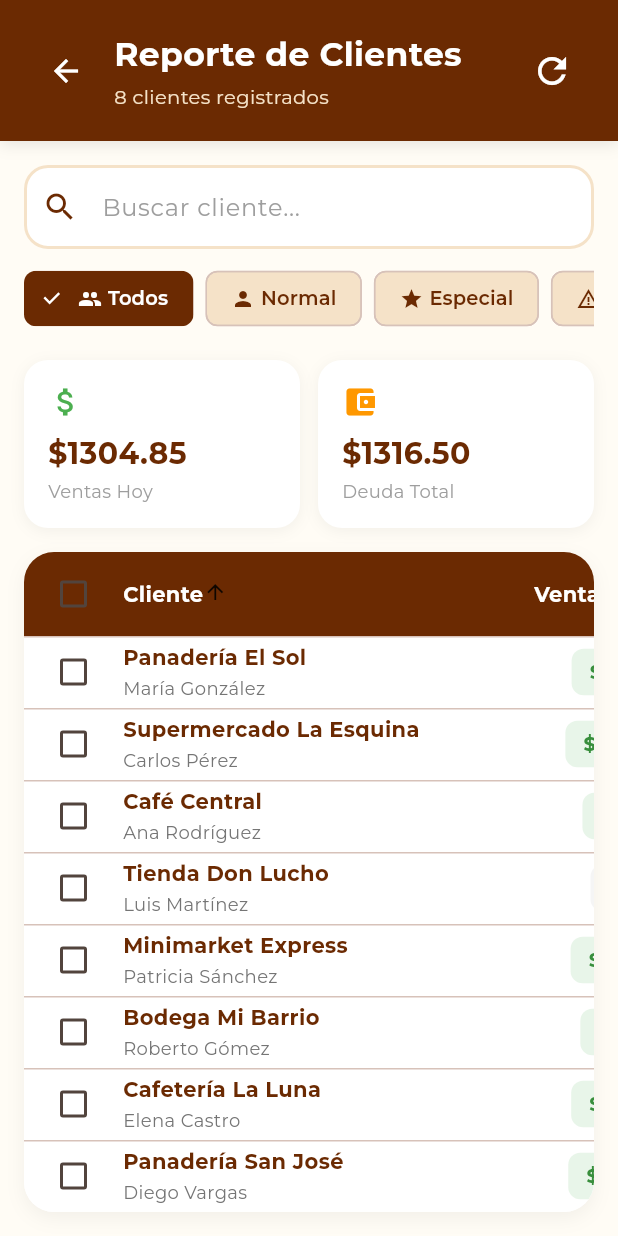
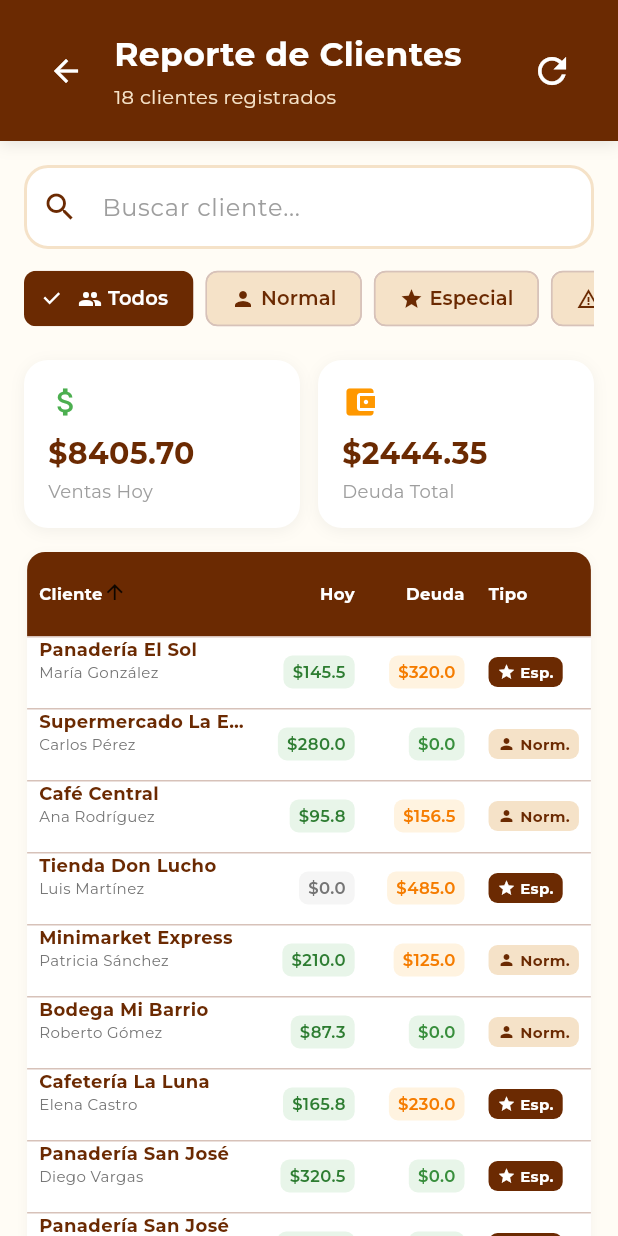
Before and after one commit to vhsanga/gourmet360app, a Flutter app: the ClientsReportScreen screen opened directly, on a phone screen of 412 x 824 dp. Run offline on Flutter 3.47's test engine with Material 3 defaults, Android fonts, the phone set to English and light mode, and no system bars; our stand-ins replace dio, flutter_bloc, google_fonts, google_maps_flutter, shared_preferences; accounts and stored records are empty.

```diff
--- a/lib/presentation/admin/cliente_report_screen.dart
+++ b/lib/presentation/admin/cliente_report_screen.dart
@@ -94,6 +94,86 @@ class _ClientsReportScreenState extends State<ClientsReportScreen> {
       accumulatedDebt: 0.00,
       clientType: ClientType.especial,
     ),
+    ClientData(
+      id: "9",
+      name: "Carlos Mendoza",
+      businessName: "Panadería San José",
+      todaySales: 485.75,
+      accumulatedDebt: 0.0,
+      clientType: ClientType.especial,
+    ),
+    ClientData(
+      id: "10",
+      name: "Ana López",
+      businessName: "Restaurante El Sol",
+      todaySales: 892.30,
+      accumulatedDebt: 156.80,
+      clientType: ClientType.normal,
+    ),
+    ClientData(
+      id: "11",
+      name: "Miguel Torres",
+      businessName: "Tienda Central",
+      todaySales: 234.15,
+      accumulatedDebt: 89.45,
+      clientType: ClientType.normal,
+    ),
+    ClientData(
+      id: "12",
+      name: "Laura García",
+      businessName: "Supermercado Premium",
+      todaySales: 1123.90,
+      accumulatedDebt: 0.0,
+      clientType: ClientType.normal,
+    ),
+    ClientData(
+      id: "13",
+      name: "Diego Vargas",
+      businessName: "Farmacia La Luna",
+      todaySales: 678.25,
+      accumulatedDebt: 234.10,
+      clientType: ClientType.especial,
+    ),
+    ClientData(
+      id: "14",
+      name: "Sofia Rodríguez",
+      businessName: "Librería Del Norte",
+      todaySales: 345.60,
+      accumulatedDebt: 67.35,
+      clientType: ClientType.normal,
+    ),
+    ClientData(
+      id: "15",
+      name: "Jorge Hernández",
+      businessName: "Ropa Express",
+      todaySales: 756.80,
+      accumulatedDebt: 0.0,
+      clientType: ClientType.especial,
+    ),
+    ClientData(
+      id: "16",
+      name: "Elena Castro",
+      businessName: "Electrónica Moderna",
+      todaySales: 1892.45,
+      accumulatedDebt: 456.90,
+      clientType: ClientType.normal,
+    ),
+    ClientData(
+      id: "17",
+      name: "Pedro Silva",
+      businessName: "Juguetería Tradicional",
+      todaySales: 278.95,
+      accumulatedDebt: 123.25,
+      clientType: ClientType.normal,
+    ),
+    ClientData(
+      id: "18",
+      name: "Carmen Morales",
+      businessName: "Florería Del Sur",
+      todaySales: 412.70,
+      accumulatedDebt: 0.0,
+      clientType: ClientType.especial,
+    ),
   ];
 
   int _sortColumnIndex = 0;
@@ -140,6 +220,7 @@ class _ClientsReportScreenState extends State<ClientsReportScreen> {
   Widget build(BuildContext context) {
     return Scaffold(
       body: SafeArea(
+        child: SingleChildScrollView(
           child: Column(
             children: [
               _buildHeader(),
@@ -148,6 +229,7 @@ class _ClientsReportScreenState extends State<ClientsReportScreen> {
               _buildSummaryCards(),
               Expanded(child: _buildDataTable()),
             ],
+          ),
         ),
       ),
     );
@@ -366,175 +448,136 @@ class _ClientsReportScreenState extends State<ClientsReportScreen> {
     final filtered = filteredClients;
 
     return Container(
-      margin: const EdgeInsets.fromLTRB(16, 0, 16, 16),
+      margin: const EdgeInsets.fromLTRB(8, 0, 8, 8),
       decoration: BoxDecoration(
         color: Colors.white,
-        borderRadius: BorderRadius.circular(20),
+        borderRadius: BorderRadius.circular(12),
         boxShadow: [
           BoxShadow(
-            color: Colors.black.withOpacity(0.05),
-            blurRadius: 10,
-            offset: const Offset(0, 4),
+            color: Colors.black.withOpacity(0.04),
+            blurRadius: 6,
+            offset: const Offset(0, 2),
           ),
         ],
       ),
       child: ClipRRect(
-        borderRadius: BorderRadius.circular(20),
+        borderRadius: BorderRadius.circular(12),
         child: SingleChildScrollView(
           scrollDirection: Axis.horizontal,
-          child: SingleChildScrollView(
           child: DataTable(
+            columnSpacing: 16, // <<< MUCHO MÁS PEQUEÑO
+            horizontalMargin: 8, // <<< REDUCIDO
+            dataRowMinHeight: 32, // <<< MÁS COMPACTO
+            dataRowMaxHeight: 48, // <<< MÁS COMPACTO
             sortColumnIndex: _sortColumnIndex,
             sortAscending: _sortAscending,
-              headingRowColor: MaterialStateProperty.all(
-                const Color(0xFF6B2A02),
-              ),
+            headingRowColor: MaterialStateProperty.all(const Color(0xFF6B2A02)),
             headingTextStyle: GoogleFonts.montserrat(
-                fontSize: 14,
+              fontSize: 11, // <<< REDUCIDO
               fontWeight: FontWeight.bold,
               color: Colors.white,
             ),
-              dataRowColor: MaterialStateProperty.resolveWith<Color>((
-                Set<MaterialState> states,
-              ) {
-                if (states.contains(MaterialState.selected)) {
-                  return const Color(0xFFF5E2C8).withOpacity(0.5);
-                }
-                return Colors.white;
-              }),
             dataTextStyle: GoogleFonts.montserrat(
-                fontSize: 13,
+              fontSize: 11, // <<< REDUCIDO
               color: const Color(0xFF6B2A02),
             ),
+
             columns: [
               DataColumn(
-                  label: Text('Cliente'),
-                  onSort: (columnIndex, ascending) {
-                    setState(() {
-                      _sortColumnIndex = columnIndex;
-                      _sortAscending = ascending;
-                      filtered.sort((a, b) {
-                        return ascending
-                            ? a.name.compareTo(b.name)
-                            : b.name.compareTo(a.name);
-                      });
-                    });
-                  },
+                label: const Text('Cliente'),
+                onSort: (i, a) => _sortBy(filtered, i, a, (e) => e.name),
               ),
               DataColumn(
-                  label: Text('Venta de Hoy'),
+                label: const Text('Hoy'),
                 numeric: true,
-                  onSort: (columnIndex, ascending) {
-                    setState(() {
-                      _sortColumnIndex = columnIndex;
-                      _sortAscending = ascending;
-                      filtered.sort((a, b) {
-                        return ascending
-                            ? a.todaySales.compareTo(b.todaySales)
-                            : b.todaySales.compareTo(a.todaySales);
-                      });
-                    });
-                  },
+                onSort: (i, a) => _sortBy(filtered, i, a, (e) => e.todaySales),
               ),
               DataColumn(
-                  label: Text('Deuda Acumulada'),
+                label: const Text('Deuda'),
                 numeric: true,
-                  onSort: (columnIndex, ascending) {
-                    setState(() {
-                      _sortColumnIndex = columnIndex;
-                      _sortAscending = ascending;
-                      filtered.sort((a, b) {
-                        return ascending
-                            ? a.accumulatedDebt.compareTo(b.accumulatedDebt)
-                            : b.accumulatedDebt.compareTo(a.accumulatedDebt);
-                      });
-                    });
-                  },
+                onSort: (i, a) =>
+                    _sortBy(filtered, i, a, (e) => e.accumulatedDebt),
               ),
               DataColumn(
-                  label: Text('Tipo de Cliente'),
-                  onSort: (columnIndex, ascending) {
-                    setState(() {
-                      _sortColumnIndex = columnIndex;
-                      _sortAscending = ascending;
-                      filtered.sort((a, b) {
-                        return ascending
-                            ? a.clientType.name.compareTo(b.clientType.name)
-                            : b.clientType.name.compareTo(a.clientType.name);
-                      });
-                    });
-                  },
+                label: const Text('Tipo'),
+                onSort: (i, a) =>
+                    _sortBy(filtered, i, a, (e) => e.clientType.name),
               ),
             ],
+
             rows: filtered.map((client) {
               return DataRow(
                 cells: [
                   DataCell(
-                      Container(
-                        constraints: const BoxConstraints(minWidth: 200),
+                    SizedBox(
+                      width: 140, // <<< ANTES 200 – AHORA COMPACTO
                       child: Column(
                         crossAxisAlignment: CrossAxisAlignment.start,
-                          mainAxisAlignment: MainAxisAlignment.center,
                         children: [
                           Text(
                             client.businessName,
                             style: GoogleFonts.montserrat(
                               fontWeight: FontWeight.bold,
-                                fontSize: 14,
+                              fontSize: 12, // <<< REDUCIDO
                               color: const Color(0xFF6B2A02),
                             ),
+                            overflow: TextOverflow.ellipsis,
                           ),
-                            const SizedBox(height: 2),
                           Text(
                             client.name,
                             style: GoogleFonts.montserrat(
-                                fontSize: 12,
+                              fontSize: 10, // <<< REDUCIDO
                               color: Colors.grey.shade600,
                             ),
+                            overflow: TextOverflow.ellipsis,
                           ),
                         ],
                       ),
                     ),
                   ),
+
                   DataCell(
                     Container(
                       padding: const EdgeInsets.symmetric(
-                          horizontal: 12,
-                          vertical: 6,
-                        ),
+                        horizontal: 6,
+                        vertical: 3,
+                      ), // <<< REDUCIDO
                       decoration: BoxDecoration(
                         color: client.todaySales > 0
                             ? Colors.green.shade50
                             : Colors.grey.shade100,
-                          borderRadius: BorderRadius.circular(8),
+                        borderRadius: BorderRadius.circular(6),
                       ),
                       child: Text(
-                          '\$${client.todaySales.toStringAsFixed(2)}',
+                        '\$${client.todaySales.toStringAsFixed(1)}',
                         style: GoogleFonts.montserrat(
-                            fontWeight: FontWeight.bold,
+                          fontSize: 11,
+                          fontWeight: FontWeight.w600,
                           color: client.todaySales > 0
-                                ? Colors.green.shade700
+                              ? Colors.green.shade800
                               : Colors.grey.shade600,
                         ),
                       ),
                     ),
                   ),
+
                   DataCell(
                     Container(
                       padding: const EdgeInsets.symmetric(
-                          horizontal: 12,
-                          vertical: 6,
-                        ),
+                        horizontal: 6,
+                        vertical: 3,
+                      ), // <<< REDUCIDO
                       decoration: BoxDecoration(
                         color: client.accumulatedDebt > 0
                             ? Colors.orange.shade50
                             : Colors.green.shade50,
-                          borderRadius: BorderRadius.circular(8),
+                        borderRadius: BorderRadius.circular(6),
                       ),
                       child: Text(
-                          '\$${client.accumulatedDebt.toStringAsFixed(2)}',
+                        '\$${client.accumulatedDebt.toStringAsFixed(1)}',
                         style: GoogleFonts.montserrat(
-                            fontWeight: FontWeight.bold,
+                          fontSize: 11,
+                          fontWeight: FontWeight.w600,
                           color: client.accumulatedDebt > 0
                               ? Colors.orange.shade700
                               : Colors.green.shade700,
@@ -542,17 +585,18 @@ class _ClientsReportScreenState extends State<ClientsReportScreen> {
                       ),
                     ),
                   ),
+
                   DataCell(
                     Container(
                       padding: const EdgeInsets.symmetric(
-                          horizontal: 10,
-                          vertical: 6,
-                        ),
+                        horizontal: 6,
+                        vertical: 3,
+                      ), // <<< REDUCIDO
                       decoration: BoxDecoration(
                         color: client.clientType == ClientType.especial
                             ? const Color(0xFF6B2A02)
                             : const Color(0xFFF5E2C8),
-                          borderRadius: BorderRadius.circular(8),
+                        borderRadius: BorderRadius.circular(6),
                       ),
                       child: Row(
                         mainAxisSize: MainAxisSize.min,
@@ -561,18 +605,18 @@ class _ClientsReportScreenState extends State<ClientsReportScreen> {
                             client.clientType == ClientType.especial
                                 ? Icons.star
                                 : Icons.person,
-                              size: 14,
+                            size: 12, // <<< REDUCIDO
                             color: client.clientType == ClientType.especial
                                 ? Colors.white
                                 : const Color(0xFF6B2A02),
                           ),
-                            const SizedBox(width: 4),
+                          const SizedBox(width: 3),
                           Text(
                             client.clientType == ClientType.especial
-                                  ? 'Especial'
-                                  : 'Normal',
+                                ? 'Esp.'
+                                : 'Norm.',
                             style: GoogleFonts.montserrat(
-                                fontSize: 12,
+                              fontSize: 10, // <<< REDUCIDO
                               fontWeight: FontWeight.bold,
                               color: client.clientType == ClientType.especial
                                   ? Colors.white
@@ -584,15 +628,23 @@ class _ClientsReportScreenState extends State<ClientsReportScreen> {
                     ),
                   ),
                 ],
-                  onSelectChanged: (selected) {
-                    // Aquí podrías navegar a detalles del cliente
-                  },
               );
             }).toList(),
           ),
         ),
       ),
-      ),
     );
   }
+
+  void _sortBy(List list, int index, bool asc, Function key) {
+    setState(() {
+      _sortColumnIndex = index;
+      _sortAscending = asc;
+      list.sort(
+        (a, b) => asc
+            ? Comparable.compare(key(a), key(b))
+            : Comparable.compare(key(b), key(a)),
+      );
+    });
   }
+}
--- a/pubspec.yaml
+++ b/pubspec.yaml
@@ -34,6 +34,7 @@ dependencies:
   flutter_bloc: ^8.1.0
   dio: ^5.4.0
   shared_preferences: ^2.5.3
+  google_maps_flutter: ^2.6.0
 
 
   # The following adds the Cupertino Icons font to your application.
```
Also changed, not shown: lib/presentation/admin/drivers_list_screen.dart (+17 -0 lines), lib/presentation/admin/truck_map_screen.dart (added, +464 -0 lines), pubspec.lock, 1 other file. Lines whose indentation alone changed are shown as unchanged.
